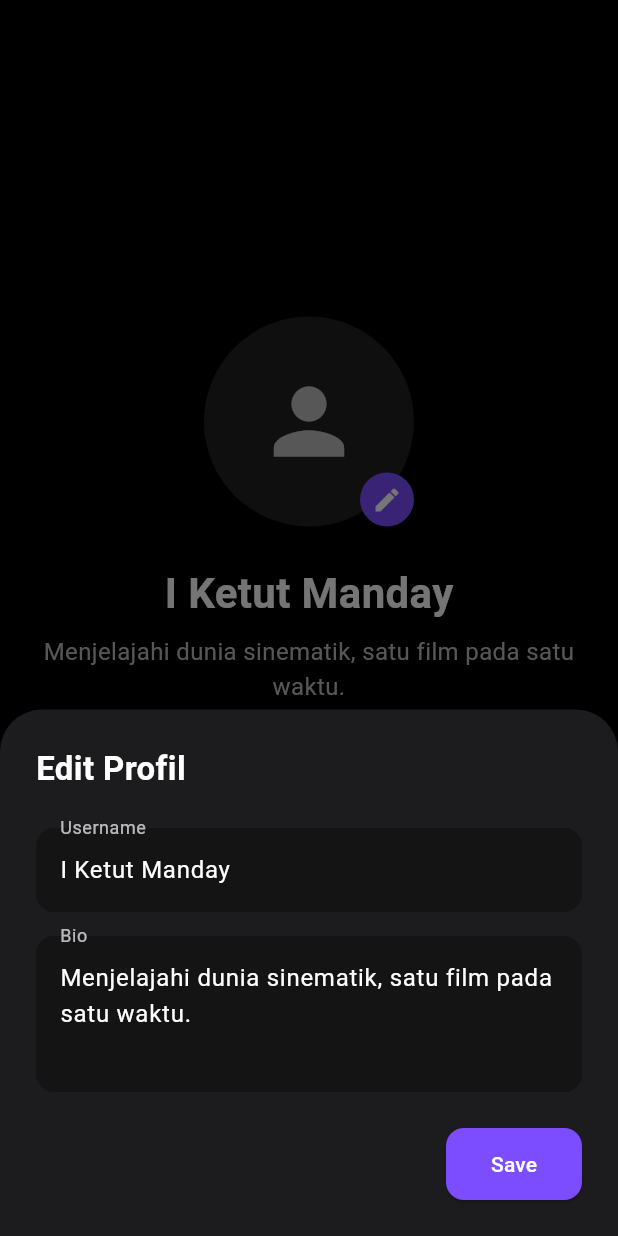
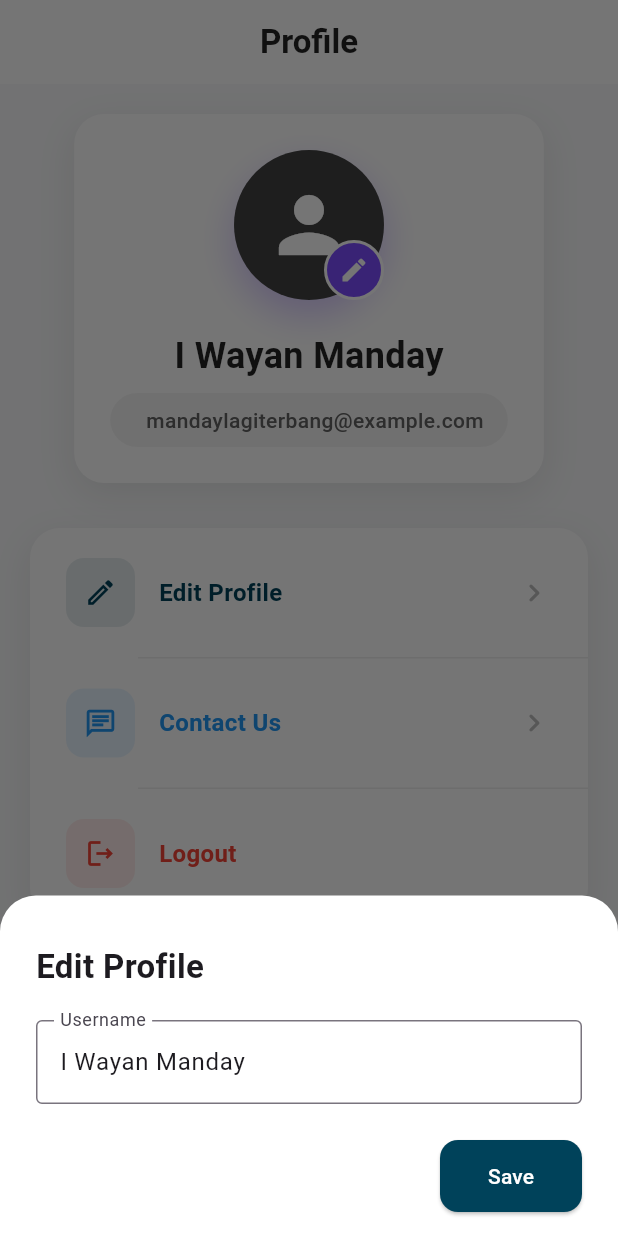
Before and after one commit to Wahabi86/Project_MultiPlatform, a Flutter app: the ProfilePage screen opened directly, after a tap on "Edit Profile", on a phone screen of 412 x 824 dp. Run offline on Flutter 3.47's test engine with Material 3 defaults, Android fonts, the phone set to English and light mode, and no system bars; our stand-ins replace carousel_slider, curved_navigation_bar, flutter_svg.

Commit message:
Update Profile Page

```diff
--- a/lib/ui/profile_page.dart
+++ b/lib/ui/profile_page.dart
@@ -1,7 +1,6 @@
-import "dart:io";
-import "package:flutter/material.dart";
-import "package:image_picker/image_picker.dart";
-import "package:project_uts/login_page/login.dart";
+import 'package:flutter/material.dart';
+import 'package:project_uts/login_page/login.dart';
+import '../widgets/forum_chat.dart';
 
 class ProfilePage extends StatefulWidget {
   const ProfilePage({super.key});
@@ -11,116 +10,41 @@ class ProfilePage extends StatefulWidget {
 }
 
 class _ProfilePageState extends State<ProfilePage> {
-  File? _image;
-  final picker = ImagePicker();
-  String username = "I Ketut Manday";
-  String bio = "Menjelajahi dunia sinematik, satu film pada satu waktu.";
-
-  Future<void> _pickImage(ImageSource source) async {
-    final pickedFile = await picker.pickImage(source: source);
-    if (pickedFile != null) {
-      setState(() {
-        _image = File(pickedFile.path);
-      });
-    }
-  }
-
-  void _showImagePickerOptions() {
-    showModalBottomSheet(
-      context: context,
-      backgroundColor: const Color(
-          0xFF1C1C1E), // Warna dark-grey untuk pop up pilih foto profile
-      builder: (context) => SafeArea(
-        child: Container(
-          padding: const EdgeInsets.symmetric(vertical: 20, horizontal: 10),
-          child: Column(
-            mainAxisSize: MainAxisSize.min,
-            children: [
-              const Text("Ganti Foto Profil",
-                  style: TextStyle(
-                      fontSize: 18,
-                      fontWeight: FontWeight.bold,
-                      color: Colors.white)),
-              const SizedBox(height: 20),
-              ListTile(
-                leading: const Icon(Icons.photo_library, color: Colors.white70),
-                title: const Text("Pilih dari Galeri",
-                    style: TextStyle(color: Colors.white)),
-                onTap: () {
-                  Navigator.pop(context);
-                  _pickImage(ImageSource.gallery);
-                },
-              ),
-              ListTile(
-                leading: const Icon(Icons.camera_alt, color: Colors.white70),
-                title: const Text("Ambil dengan Kamera",
-                    style: TextStyle(color: Colors.white)),
-                onTap: () {
-                  Navigator.pop(context);
-                  _pickImage(ImageSource.camera);
-                },
-              ),
-            ],
-          ),
-        ),
-      ),
-    );
-  }
+  String username = "I Wayan Manday";
+  final String email = "mandaylagiterbang@example.com";
 
   void _showEditModal() {
     final usernameController = TextEditingController(text: username);
-    final bioController = TextEditingController(text: bio);
 
     showModalBottomSheet(
       context: context,
       isScrollControlled: true,
-      backgroundColor:
-          const Color(0xFF1C1C1E), // Warna dark-grey untuk pop up edit profile
-      builder: (context) => SingleChildScrollView(
-        padding:
-            EdgeInsets.only(bottom: MediaQuery.of(context).viewInsets.bottom),
-        child: Container(
-          padding: const EdgeInsets.all(24),
+      backgroundColor: Colors.white,
+      shape: const RoundedRectangleBorder(
+        borderRadius: BorderRadius.vertical(top: Radius.circular(24)),
+      ),
+      builder: (context) {
+        return Padding(
+          padding: EdgeInsets.only(
+            bottom: MediaQuery.of(context).viewInsets.bottom,
+            left: 24,
+            right: 24,
+            top: 32,
+          ),
           child: Column(
             mainAxisSize: MainAxisSize.min,
             crossAxisAlignment: CrossAxisAlignment.start,
             children: [
               const Text(
-                "Edit Profil",
-                style: TextStyle(
-                    fontSize: 22,
-                    fontWeight: FontWeight.bold,
-                    color: Colors.white),
+                "Edit Profile",
+                style: TextStyle(fontSize: 22, fontWeight: FontWeight.bold),
               ),
-              const SizedBox(height: 24),
-              TextFormField(
+              const SizedBox(height: 20),
+              TextField(
                 controller: usernameController,
-                style: const TextStyle(color: Colors.white),
-                decoration: InputDecoration(
+                decoration: const InputDecoration(
                   labelText: "Username",
-                  labelStyle: const TextStyle(color: Colors.white70),
-                  filled: true,
-                  fillColor: Colors.black.withOpacity(0.3),
-                  border: OutlineInputBorder(
-                    borderRadius: BorderRadius.circular(12),
-                    borderSide: BorderSide.none,
-                  ),
-                ),
-              ),
-              const SizedBox(height: 16),
-              TextFormField(
-                controller: bioController,
-                style: const TextStyle(color: Colors.white),
-                maxLines: 3,
-                decoration: InputDecoration(
-                  labelText: "Bio",
-                  labelStyle: const TextStyle(color: Colors.white70),
-                  filled: true,
-                  fillColor: Colors.black.withOpacity(0.3),
-                  border: OutlineInputBorder(
-                    borderRadius: BorderRadius.circular(12),
-                    borderSide: BorderSide.none,
-                  ),
+                  border: OutlineInputBorder(),
                 ),
               ),
               const SizedBox(height: 24),
@@ -130,15 +54,16 @@ class _ProfilePageState extends State<ProfilePage> {
                   onPressed: () {
                     setState(() {
                       username = usernameController.text;
-                      bio = bioController.text;
                     });
                     Navigator.pop(context);
                   },
                   style: ElevatedButton.styleFrom(
+                    backgroundColor: const Color(0xFF00425A),
                     foregroundColor: Colors.white,
-                    backgroundColor: Colors.deepPurpleAccent,
                     padding: const EdgeInsets.symmetric(
-                        horizontal: 30, vertical: 14),
+                      horizontal: 32,
+                      vertical: 14,
+                    ),
                     shape: RoundedRectangleBorder(
                       borderRadius: BorderRadius.circular(12),
                     ),
@@ -146,6 +71,259 @@ class _ProfilePageState extends State<ProfilePage> {
                   child: const Text("Save"),
                 ),
               ),
+              const SizedBox(height: 16),
+            ],
+          ),
+        );
+      },
+    );
+  }
+
+  @override
+  Widget build(BuildContext context) {
+    return Scaffold(
+      backgroundColor: const Color(0xFFF8F9FA),
+      appBar: AppBar(
+        automaticallyImplyLeading: false,
+        title: const Text(
+          'Profile',
+          style: TextStyle(
+            fontWeight: FontWeight.w600,
+            color: Colors.black87,
+          ),
+        ),
+        backgroundColor: Colors.white,
+        elevation: 0,
+        centerTitle: true,
+      ),
+      body: SingleChildScrollView(
+        child: Column(
+          children: [
+            const SizedBox(height: 20),
+
+            // Profile Card
+            Container(
+              margin: const EdgeInsets.symmetric(horizontal: 20),
+              padding: const EdgeInsets.all(24),
+              decoration: BoxDecoration(
+                color: Colors.white,
+                borderRadius: BorderRadius.circular(20),
+                boxShadow: [
+                  BoxShadow(
+                    color: Colors.black.withOpacity(0.08),
+                    blurRadius: 20,
+                    offset: const Offset(0, 8),
+                  ),
+                ],
+              ),
+              child: Column(
+                children: [
+                  // Profile Picture
+                  Stack(
+                    alignment: Alignment.bottomRight,
+                    children: [
+                      Container(
+                        decoration: BoxDecoration(
+                          shape: BoxShape.circle,
+                          boxShadow: [
+                            BoxShadow(
+                              color: Colors.deepPurpleAccent.withOpacity(0.3),
+                              blurRadius: 20,
+                              offset: const Offset(0, 10),
+                            ),
+                          ],
+                        ),
+                        child: CircleAvatar(
+                          radius: 50,
+                          backgroundColor: Colors.grey.shade800,
+                          child: const Icon(
+                            Icons.person,
+                            size: 60,
+                            color: Colors.white,
+                          ),
+                        ),
+                      ),
+                      Positioned(
+                        right: 0,
+                        bottom: 0,
+                        child: Container(
+                          padding: const EdgeInsets.all(8),
+                          decoration: BoxDecoration(
+                            color: Colors.deepPurpleAccent,
+                            shape: BoxShape.circle,
+                            border: Border.all(color: Colors.white, width: 2),
+                          ),
+                          child: const Icon(
+                            Icons.edit,
+                            size: 20,
+                            color: Colors.white,
+                          ),
+                        ),
+                      ),
+                    ],
+                  ),
+
+                  const SizedBox(height: 20),
+
+                  // Username
+                  Text(
+                    username,
+                    style: const TextStyle(
+                      fontSize: 24,
+                      fontWeight: FontWeight.bold,
+                      color: Colors.black87,
+                    ),
+                  ),
+
+                  const SizedBox(height: 8),
+
+                  // Email
+                  Container(
+                    padding: const EdgeInsets.symmetric(
+                      horizontal: 16,
+                      vertical: 8,
+                    ),
+                    decoration: BoxDecoration(
+                      color: Colors.grey.shade100,
+                      borderRadius: BorderRadius.circular(20),
+                    ),
+                    child: Row(
+                      mainAxisSize: MainAxisSize.min,
+                      children: [
+                        const SizedBox(width: 8),
+                        Text(
+                          email,
+                          style: TextStyle(
+                            color: Colors.grey.shade700,
+                            fontSize: 14,
+                            fontWeight: FontWeight.w500,
+                          ),
+                        ),
+                      ],
+                    ),
+                  ),
+                ],
+              ),
+            ),
+
+            const SizedBox(height: 30),
+
+            // Menu Section
+            Container(
+              margin: const EdgeInsets.symmetric(horizontal: 20),
+              decoration: BoxDecoration(
+                color: Colors.white,
+                borderRadius: BorderRadius.circular(20),
+                boxShadow: [
+                  BoxShadow(
+                    color: Colors.black.withOpacity(0.08),
+                    blurRadius: 20,
+                    offset: const Offset(0, 8),
+                  ),
+                ],
+              ),
+              child: Column(
+                children: [
+                  _buildMenuItem(
+                    icon: Icons.edit_outlined,
+                    title: "Edit Profile",
+                    onTap: _showEditModal,
+                    color: const Color(0xFF00425A),
+                    isFirst: true,
+                  ),
+                  _buildDivider(),
+                  _buildMenuItem(
+                    icon: Icons.chat_outlined,
+                    title: "Contact Us",
+                    onTap: () {
+                      Navigator.push(
+                        context,
+                        MaterialPageRoute(
+                          builder: (context) => const ForumChatScreen(),
+                        ),
+                      );
+                    },
+                    color: Colors.blue,
+                  ),
+                  _buildDivider(),
+                  _buildMenuItem(
+                    icon: Icons.logout_outlined,
+                    title: "Logout",
+                    onTap: () {
+                      Navigator.pushNamedAndRemoveUntil(
+                          context, LoginPage.id, (route) => false);
+                    },
+                    color: Colors.red,
+                    showArrow: false,
+                    isLast: true,
+                  ),
+                ],
+              ),
+            ),
+
+            const SizedBox(height: 40),
+          ],
+        ),
+      ),
+    );
+  }
+
+  Widget _buildMenuItem({
+    required IconData icon,
+    required String title,
+    required VoidCallback onTap,
+    Color? color,
+    bool showArrow = true,
+    bool isFirst = false,
+    bool isLast = false,
+  }) {
+    return Material(
+      color: Colors.transparent,
+      child: InkWell(
+        onTap: onTap,
+        borderRadius: BorderRadius.vertical(
+          top: isFirst ? const Radius.circular(20) : Radius.zero,
+          bottom: isLast ? const Radius.circular(20) : Radius.zero,
+        ),
+        child: Container(
+          padding: const EdgeInsets.symmetric(horizontal: 24, vertical: 20),
+          child: Row(
+            children: [
+              // Icon with background
+              Container(
+                padding: const EdgeInsets.all(12),
+                decoration: BoxDecoration(
+                  color: (color ?? Colors.grey).withOpacity(0.1),
+                  borderRadius: BorderRadius.circular(12),
+                ),
+                child: Icon(
+                  icon,
+                  color: color ?? Colors.black87,
+                  size: 22,
+                ),
+              ),
+
+              const SizedBox(width: 16),
+
+              // Title
+              Expanded(
+                child: Text(
+                  title,
+                  style: TextStyle(
+                    fontSize: 16,
+                    fontWeight: FontWeight.w600,
+                    color: color ?? Colors.black87,
+                  ),
+                ),
+              ),
+
+              // Arrow
+              if (showArrow)
+                Icon(
+                  Icons.chevron_right_rounded,
+                  color: Colors.grey.shade400,
+                  size: 24,
+                ),
             ],
           ),
         ),
@@ -153,93 +331,11 @@ class _ProfilePageState extends State<ProfilePage> {
     );
   }
 
-  @override
-  Widget build(BuildContext context) {
-    return Scaffold(
-      backgroundColor: Colors.black,
-      body: SafeArea(
-        child: Center(
-          child: Padding(
-            padding: const EdgeInsets.symmetric(horizontal: 24),
-            child: Column(
-              mainAxisAlignment: MainAxisAlignment.center,
-              children: [
-                GestureDetector(
-                  onTap: _showImagePickerOptions,
-                  child: Stack(
-                    alignment: Alignment.bottomRight,
-                    children: [
-                      CircleAvatar(
-                        radius: 70,
-                        backgroundColor: Colors.grey.shade900,
-                        backgroundImage:
-                            _image != null ? FileImage(_image!) : null,
-                        child: _image == null
-                            ? const Icon(Icons.person,
-                                size: 70, color: Colors.white70)
-                            : null,
-                      ),
-                      Container(
-                        padding: const EdgeInsets.all(8),
-                        decoration: const BoxDecoration(
-                          color: Colors.deepPurpleAccent,
-                          shape: BoxShape.circle,
-                        ),
-                        child: const Icon(Icons.edit,
-                            size: 20, color: Colors.white),
-                      ),
-                    ],
-                  ),
-                ),
-                const SizedBox(height: 24),
-                Text(
-                  username,
-                  style: const TextStyle(
-                      fontSize: 28,
-                      fontWeight: FontWeight.bold,
-                      color: Colors.white),
-                ),
-                const SizedBox(height: 8),
-                Text(
-                  bio,
-                  textAlign: TextAlign.center,
-                  style: TextStyle(fontSize: 16, color: Colors.grey.shade400),
-                ),
-                const SizedBox(height: 32),
-                ElevatedButton.icon(
-                  onPressed: _showEditModal,
-                  icon: const Icon(Icons.settings),
-                  label: const Text("Edit Profile"),
-                  style: ElevatedButton.styleFrom(
-                    foregroundColor: Colors.white,
-                    backgroundColor: Colors.white.withOpacity(0.1),
-                    padding: const EdgeInsets.symmetric(
-                        horizontal: 24, vertical: 12),
-                    shape: RoundedRectangleBorder(
-                      borderRadius: BorderRadius.circular(30),
-                      side: BorderSide(color: Colors.white.withOpacity(0.2)),
-                    ),
-                    elevation: 0,
-                  ),
-                ),
-                const SizedBox(height: 16), // Jarak antara dua tombol
-                TextButton.icon(
-                  onPressed: () {
-                    Navigator.pushNamed(context, LoginPage.id);
-                  },
-                  icon: const Icon(Icons.logout),
-                  label: const Text("Logout"),
-                  style: TextButton.styleFrom(
-                    foregroundColor: Colors.redAccent,
-                    padding: const EdgeInsets.symmetric(
-                        horizontal: 24, vertical: 12),
-                  ),
-                ),
-              ],
-            ),
-          ),
-        ),
-      ),
+  Widget _buildDivider() {
+    return Container(
+      margin: const EdgeInsets.only(left: 72),
+      height: 1,
+      color: Colors.grey.shade200,
     );
   }
 }
```
Also changed, not shown: pubspec.lock.
